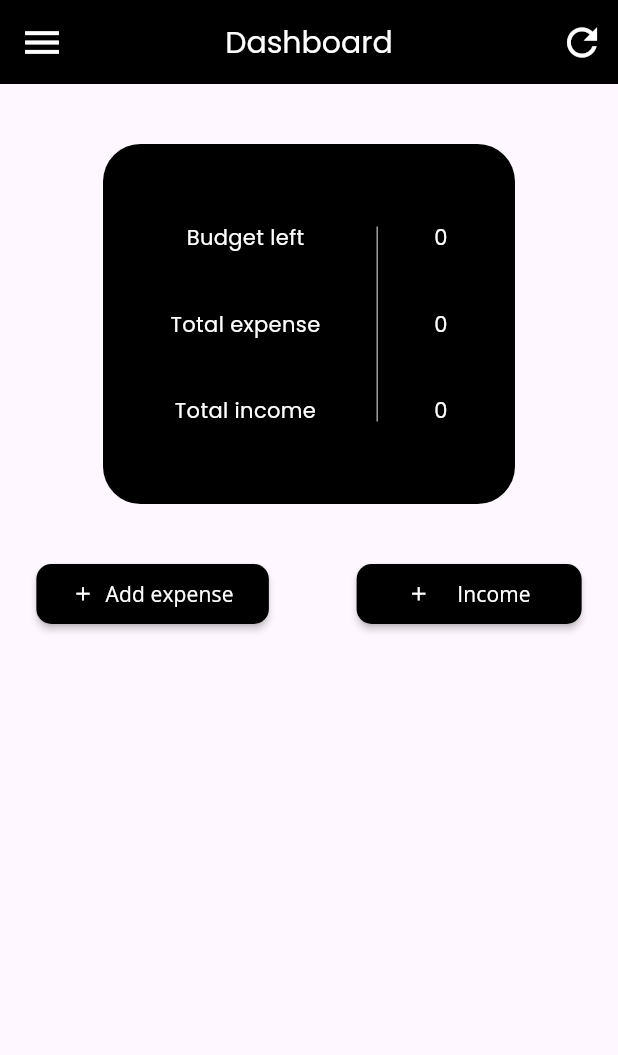
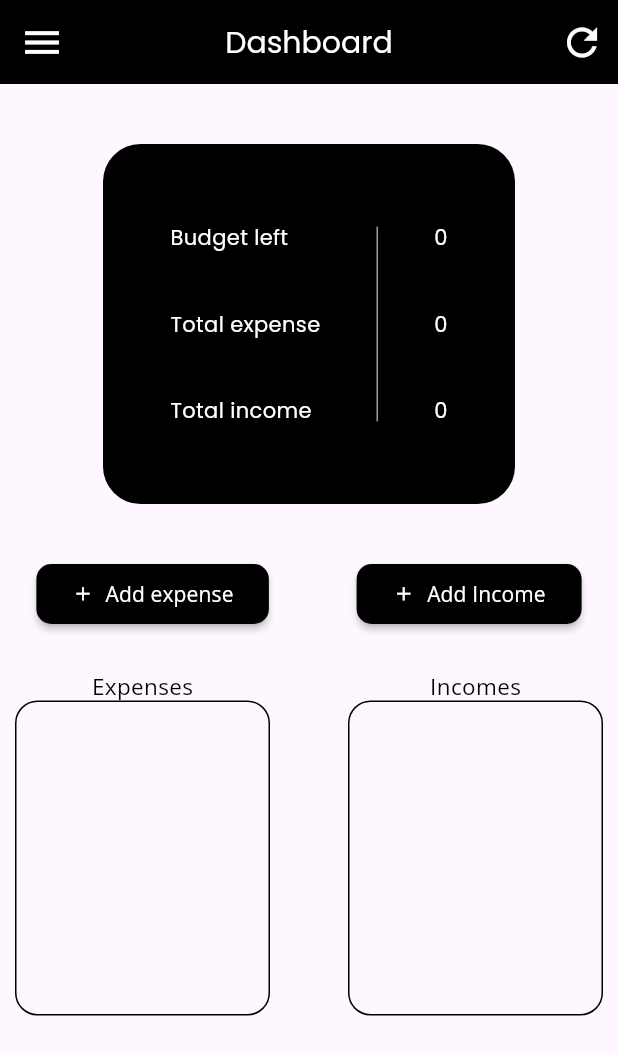
Before and after one commit to htomeload/budgets_app_flutter, a Flutter app: the screen it shows once a user with an empty profile is signed in, on a phone screen of 412 x 824 dp. Shown: the top 1055 px of the screen. Run offline on Flutter 3.47's test engine with Material 3 defaults, Android fonts, the phone set to English and light mode, and no system bars; our stand-ins replace cloud_firestore, firebase_auth, firebase_core, flutter_hooks, flutter_svg, google_fonts and 4 more; missing offline and left inert: sign_button; accounts and stored records are empty; network calls fail.

Commit message:
Complete the mobile dashboard view - Add functions to get stream data from firebase - Add constants class

```diff
--- /dev/null
+++ b/lib/constants.dart
@@ -0,0 +1,4 @@
+abstract class CurrentUserCollections {
+  static const String Expenses = "expenses";
+  static const String Incomes = "incomes";
+}
--- a/lib/mobile/expense_view_mobile.dart
+++ b/lib/mobile/expense_view_mobile.dart
@@ -156,6 +156,7 @@ class ExpenseViewMobile extends HookConsumerWidget {
                     children: [
                       Column(
                         mainAxisAlignment: MainAxisAlignment.spaceEvenly,
+                        crossAxisAlignment: CrossAxisAlignment.start,
                         children: [
                           Poppins(
                             text: "Budget left",
@@ -250,7 +251,9 @@ class ExpenseViewMobile extends HookConsumerWidget {
                       height: 40.0,
                       width: 150.0,
                       child: MaterialButton(
-                        onPressed: () async {},
+                        onPressed: () async {
+                          await viewModelProvider.addIncome(context);
+                        },
                         child: Row(
                           mainAxisAlignment: MainAxisAlignment.spaceEvenly,
                           children: [
@@ -260,7 +263,7 @@ class ExpenseViewMobile extends HookConsumerWidget {
                               size: 15.0,
                             ),
                             OpenSans(
-                              text: "Income",
+                              text: "Add Income",
                               size: 14.0,
                               color: Colors.white,
                             ),
@@ -276,7 +279,112 @@ class ExpenseViewMobile extends HookConsumerWidget {
                       ),
                     )
                   ],
-                )
+                ),
+                SizedBox(
+                  height: 30.0,
+                ),
+                Padding(
+                  padding: const EdgeInsets.symmetric(horizontal: 10.0),
+                  child: Row(
+                    mainAxisAlignment: MainAxisAlignment.spaceBetween,
+                    children: [
+                      // Expense list
+                      Column(
+                        children: [
+                          OpenSans(
+                            text: "Expenses",
+                            size: 15.0,
+                          ),
+                          Container(
+                            padding: EdgeInsets.all(7.0),
+                            height: 210.0,
+                            width: 170.0,
+                            decoration: BoxDecoration(
+                              borderRadius: BorderRadius.all(
+                                Radius.circular(15.0),
+                              ),
+                              border: Border.all(
+                                width: 1.0,
+                                color: Colors.black,
+                              ),
+                            ),
+                            child: ListView.builder(
+                              itemCount:
+                                  viewModelProvider.expensesAmount.length,
+                              itemBuilder: (context, index) {
+                                return Row(
+                                  mainAxisAlignment:
+                                      MainAxisAlignment.spaceBetween,
+                                  children: [
+                                    Poppins(
+                                        text: viewModelProvider
+                                            .expensesName[index],
+                                        size: 12.0),
+                                    Align(
+                                      alignment: Alignment.centerRight,
+                                      child: Poppins(
+                                        text: viewModelProvider
+                                            .expensesAmount[index],
+                                        size: 12.0,
+                                      ),
+                                    ),
+                                  ],
+                                );
+                              },
+                            ),
+                          ),
+                        ],
+                      ),
+                      // income list
+                      Column(
+                        children: [
+                          OpenSans(
+                            text: "Incomes",
+                            size: 15.0,
+                            color: Colors.black,
+                          ),
+                          Container(
+                            padding: EdgeInsets.all(7.0),
+                            height: 210.0,
+                            width: 170.0,
+                            decoration: BoxDecoration(
+                              border:
+                                  Border.all(width: 1.0, color: Colors.black),
+                              borderRadius: BorderRadius.all(
+                                Radius.circular(
+                                  15.0,
+                                ),
+                              ),
+                            ),
+                            child: ListView.builder(
+                              itemBuilder: (context, index) {
+                                return Row(
+                                  mainAxisAlignment:
+                                      MainAxisAlignment.spaceBetween,
+                                  children: [
+                                    Poppins(
+                                        text: viewModelProvider
+                                            .incomesName[index],
+                                        size: 12.0),
+                                    Align(
+                                      alignment: Alignment.centerRight,
+                                      child: Poppins(
+                                        text: viewModelProvider
+                                            .incomesAmount[index],
+                                        size: 12.0,
+                                      ),
+                                    ),
+                                  ],
+                                );
+                              },
+                              itemCount: viewModelProvider.incomesAmount.length,
+                            ),
+                          )
+                        ],
+                      )
+                    ],
+                  ),
+                ),
               ],
             )
           ],
```
Also changed, not shown: lib/view_model.dart (+99 -1 lines).
